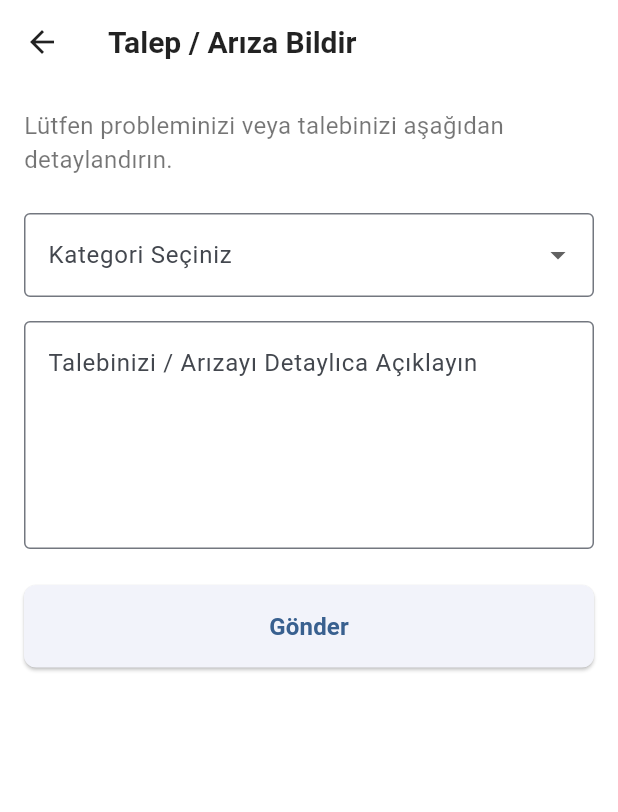
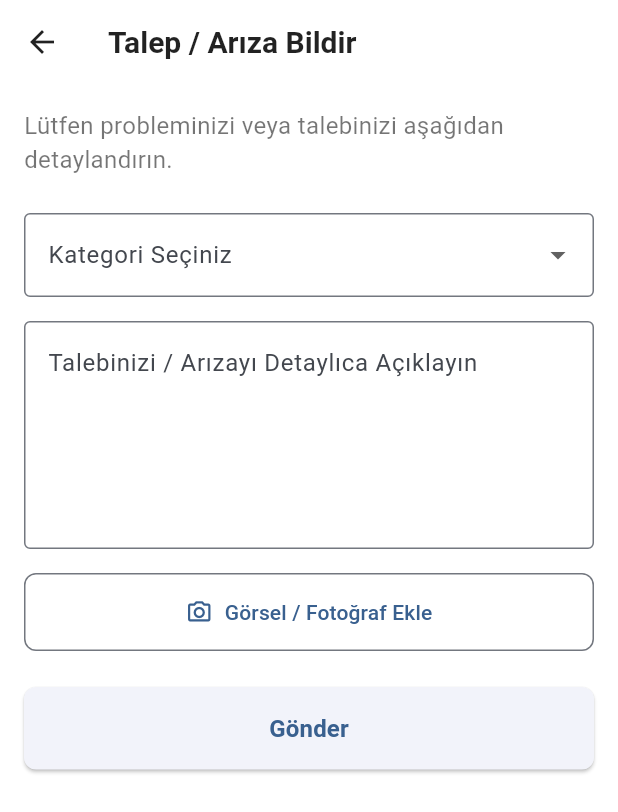
Before and after one commit to umut3RC/Emlak-Konut-Dijital, a Flutter app: the MenuScreen screen opened directly, after a tap on the "logout" icon, after a tap on "Konut Sahibi Girişi", after a tap on "Talep / Arıza Bildir", on a phone screen of 412 x 824 dp. Shown: the top 812 px of the screen. Run offline on Flutter 3.47's test engine with Material 3 defaults, Android fonts, the phone set to English and light mode, and no system bars.

Commit message:
created survey, booking, security, payment screens

```diff
--- a/lib/screens/login_screen.dart
+++ b/lib/screens/login_screen.dart
@@ -8,6 +8,9 @@ class LoginScreen extends StatelessWidget {
   Widget build(BuildContext context) {
     return Scaffold(
       body: SafeArea(
+        child: Center(
+          child: ConstrainedBox(
+            constraints: const BoxConstraints(maxWidth: 500), // Web için maksimum genişlik
             child: Padding(
               padding: const EdgeInsets.symmetric(horizontal: 24.0, vertical: 40.0),
               child: Column(
@@ -43,7 +46,7 @@ class LoginScreen extends StatelessWidget {
                     ],
                   ),
 
-              // Orta Kısım: Konut Sahibi Butonu (Belirgin ve Merkezi)
+                  // Orta Kısım: Konut Sahibi Butonu
                   ElevatedButton(
                     onPressed: () {
                       Navigator.pushReplacement(
@@ -65,7 +68,7 @@ class LoginScreen extends StatelessWidget {
                     ),
                   ),
 
-              // Alt Kısım: Personel Girişi Butonu (Silik ve Küçük)
+                  // Alt Kısım: Personel Girişi Butonu
                   TextButton(
                     onPressed: () {
                       Navigator.pushReplacement(
@@ -90,6 +93,8 @@ class LoginScreen extends StatelessWidget {
               ),
             ),
           ),
+        ),
+      ),
     );
   }
 }
--- a/lib/screens/menu_screen.dart
+++ b/lib/screens/menu_screen.dart
@@ -3,6 +3,10 @@ import 'login_screen.dart';
 import 'request_screen.dart';
 import 'maintenance_screen.dart';
 import 'booking_screen.dart';
+import 'payment_screen.dart';
+import 'announcement_screen.dart';
+import 'security_screen.dart';
+import 'survey_screen.dart';
 
 class MenuScreen extends StatelessWidget {
   final String role; // 'Resident' veya 'Staff' olarak rolü tutar
@@ -11,8 +15,6 @@ class MenuScreen extends StatelessWidget {
 
   @override
   Widget build(BuildContext context) {
-    // Vaka çalışmasındaki başlıklara göre menü listesi
-    // Yönlendirmeler için routeBuilder eklendi
     final List<Map<String, dynamic>> menuItems = [
       {
         'title': 'Talep / Arıza Bildir',
@@ -29,10 +31,26 @@ class MenuScreen extends StatelessWidget {
         'icon': Icons.event_available_outlined,
         'page': const BookingScreen(),
       },
-      {'title': 'Aidat ve Ödemeler', 'icon': Icons.payment_outlined, 'page': null},
-      {'title': 'Duyuru ve İletişim', 'icon': Icons.campaign_outlined, 'page': null},
-      {'title': 'Misafir ve Güvenlik', 'icon': Icons.security_outlined, 'page': null},
-      {'title': 'Memnuniyet Anketi', 'icon': Icons.star_border_outlined, 'page': null},
+      {
+        'title': 'Aidat ve Ödemeler',
+        'icon': Icons.payment_outlined,
+        'page': const PaymentScreen(),
+      },
+      {
+        'title': 'Duyuru ve İletişim',
+        'icon': Icons.campaign_outlined,
+        'page': const AnnouncementScreen(),
+      },
+      {
+        'title': 'Misafir ve Güvenlik',
+        'icon': Icons.security_outlined,
+        'page': const SecurityScreen(),
+      },
+      {
+        'title': 'Memnuniyet Anketi',
+        'icon': Icons.star_border_outlined,
+        'page': const SurveyScreen(),
+      },
     ];
 
     return Scaffold(
@@ -51,13 +69,28 @@ class MenuScreen extends StatelessWidget {
           )
         ],
       ),
-      body: GridView.builder(
+      body: LayoutBuilder(
+        builder: (context, constraints) {
+          // Web ve Tablet uyumluluğu için genişliğe göre kolon sayısını belirliyoruz
+          int crossAxisCount = 2; // Mobil için varsayılan
+          if (constraints.maxWidth > 1200) {
+            crossAxisCount = 5; // Masaüstü
+          } else if (constraints.maxWidth > 800) {
+            crossAxisCount = 4; // Tablet yatay
+          } else if (constraints.maxWidth > 600) {
+            crossAxisCount = 3; // Tablet dikey
+          }
+
+          return Center(
+            child: ConstrainedBox(
+              constraints: const BoxConstraints(maxWidth: 1400),
+              child: GridView.builder(
                 padding: const EdgeInsets.all(16),
-        gridDelegate: const SliverGridDelegateWithFixedCrossAxisCount(
-          crossAxisCount: 2, // Ekranda yan yana 2 kutu
+                gridDelegate: SliverGridDelegateWithFixedCrossAxisCount(
+                  crossAxisCount: crossAxisCount,
                   crossAxisSpacing: 16,
                   mainAxisSpacing: 16,
-          childAspectRatio: 1.1, // Kutuların kareye yakın olması için
+                  childAspectRatio: 1.1,
                 ),
                 itemCount: menuItems.length,
                 itemBuilder: (context, index) {
@@ -104,6 +137,10 @@ class MenuScreen extends StatelessWidget {
                   );
                 },
               ),
+            ),
+          );
+        }
+      ),
     );
   }
 }
--- a/lib/screens/request_screen.dart
+++ b/lib/screens/request_screen.dart
@@ -10,6 +10,7 @@ class RequestScreen extends StatefulWidget {
 class _RequestScreenState extends State<RequestScreen> {
   String? _selectedCategory;
   final TextEditingController _descriptionController = TextEditingController();
+  bool _hasImage = false; // Görsel eklendiğini simüle etmek için
 
   final List<String> _categories = [
     'Elektrik',
@@ -25,7 +26,10 @@ class _RequestScreenState extends State<RequestScreen> {
       appBar: AppBar(
         title: const Text('Talep / Arıza Bildir'),
       ),
-      body: Padding(
+      body: Center(
+        child: ConstrainedBox(
+          constraints: const BoxConstraints(maxWidth: 600), // Formun webde çok uzamaması için
+          child: Padding(
             padding: const EdgeInsets.all(16.0),
             child: Column(
               crossAxisAlignment: CrossAxisAlignment.stretch,
@@ -63,6 +67,65 @@ class _RequestScreenState extends State<RequestScreen> {
                     alignLabelWithHint: true,
                   ),
                 ),
+                const SizedBox(height: 16),
+
+                // Görsel Ekleme Alanı
+                if (!_hasImage)
+                  OutlinedButton.icon(
+                    onPressed: () {
+                      setState(() {
+                        _hasImage = true; // Fotoğraf eklendi simülasyonu
+                      });
+                    },
+                    icon: const Icon(Icons.camera_alt_outlined),
+                    label: const Text('Görsel / Fotoğraf Ekle'),
+                    style: OutlinedButton.styleFrom(
+                      padding: const EdgeInsets.symmetric(vertical: 16),
+                      shape: RoundedRectangleBorder(
+                        borderRadius: BorderRadius.circular(8),
+                      ),
+                    ),
+                  )
+                else
+                  Stack(
+                    alignment: Alignment.topRight,
+                    children: [
+                      Container(
+                        height: 150,
+                        width: double.infinity,
+                        decoration: BoxDecoration(
+                          color: Colors.grey.shade200,
+                          borderRadius: BorderRadius.circular(8),
+                          border: Border.all(color: Colors.grey.shade400),
+                        ),
+                        child: const Column(
+                          mainAxisAlignment: MainAxisAlignment.center,
+                          children: [
+                            Icon(Icons.image_outlined, size: 48, color: Colors.grey),
+                            SizedBox(height: 8),
+                            Text('ariza_fotografi.jpg', style: TextStyle(color: Colors.grey)),
+                          ],
+                        ),
+                      ),
+                      Padding(
+                        padding: const EdgeInsets.all(4.0),
+                        child: CircleAvatar(
+                          radius: 16,
+                          backgroundColor: Colors.white,
+                          child: IconButton(
+                            padding: EdgeInsets.zero,
+                            icon: const Icon(Icons.cancel, color: Colors.red, size: 28),
+                            onPressed: () {
+                              setState(() {
+                                _hasImage = false; // Fotoğrafı iptal et
+                              });
+                            },
+                          ),
+                        ),
+                      ),
+                    ],
+                  ),
+
                 const SizedBox(height: 24),
                 ElevatedButton(
                   onPressed: () {
@@ -88,6 +151,8 @@ class _RequestScreenState extends State<RequestScreen> {
               ],
             ),
           ),
+        ),
+      ),
     );
   }
 }
```
Also changed, not shown: lib/screens/announcement_screen.dart (added, +87 -0 lines), lib/screens/booking_screen.dart (+6 -1 lines), lib/screens/maintenance_screen.dart (+6 -1 lines), lib/screens/payment_screen.dart (added, +94 -0 lines), lib/screens/security_screen.dart (added, +69 -0 lines), lib/screens/survey_screen.dart (added, +88 -0 lines). Lines whose indentation alone changed are shown as unchanged.
